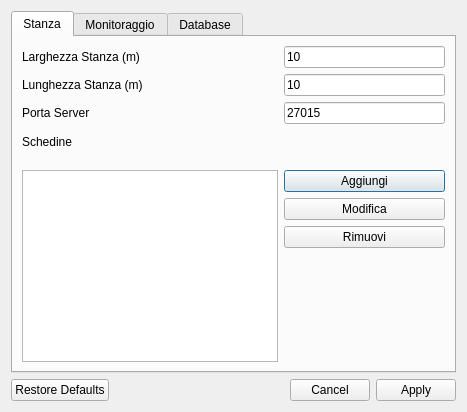
This is RoomMonitor/windows/settings.ui in PieroMacaluso/RoomMonitor as Qt 5 draws it before an edit. The edited form follows.
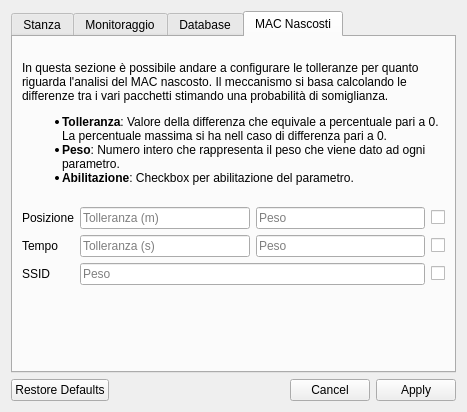
This is the edited form. The open tabs and pages were chosen to show the change.

Commit message: [APP] Impostazioni Randomiche e Refactoring - Inserimento nuova TAB nelle impostazioni per gestione tolleranze e pesi MAC randomico. (TODO validazione input) - Migliorato grafico per plot delle percentuali - Refactoring funzioni di ottenimento statistiche randomiche. Spostato tutto in MainWindow ed eliminate funzioni non più utilizzate

The edit to the form file:
```diff
--- a/RoomMonitor/windows/settings.ui
+++ b/RoomMonitor/windows/settings.ui
@@ -314,6 +314,122 @@
        </item>
       </layout>
      </widget>
+     <widget class="QWidget" name="tab_4">
+      <attribute name="title">
+       <string>MAC Nascosti</string>
+      </attribute>
+      <layout class="QVBoxLayout" name="verticalLayout_5">
+       <item>
+        <widget class="QLabel" name="label_4">
+         <property name="text">
+          <string>&lt;p&gt;In questa sezione è possibile andare a configurare le tolleranze per quanto riguarda l'analisi del MAC nascosto. Il meccanismo si basa calcolando le differenze tra i vari pacchetti stimando una probabilità di somiglianza.&lt;/p&gt;
+
+&lt;ul&gt;
+&lt;li&gt;&lt;b&gt;Tolleranza&lt;/b&gt;: Valore della differenza che equivale a percentuale pari a 0. La percentuale massima si ha nell caso di differenza pari a 0.&lt;/li&gt;
+&lt;li&gt;&lt;b&gt;Peso&lt;/b&gt;: Numero intero che rappresenta il peso che viene dato ad ogni parametro.&lt;/li&gt;
+&lt;li&gt;&lt;b&gt;Abilitazione&lt;/b&gt;: Checkbox per abilitazione del parametro.&lt;/li&gt;
+&lt;/ul&gt;</string>
+         </property>
+         <property name="wordWrap">
+          <bool>true</bool>
+         </property>
+        </widget>
+       </item>
+       <item>
+        <layout class="QFormLayout" name="formLayout_4">
+         <item row="0" column="1">
+          <layout class="QHBoxLayout" name="horizontalLayout">
+           <item>
+            <widget class="QLineEdit" name="posTolEdit">
+             <property name="placeholderText">
+              <string>Tolleranza (m)</string>
+             </property>
+            </widget>
+           </item>
+           <item>
+            <widget class="QLineEdit" name="posPesoEdit">
+             <property name="placeholderText">
+              <string>Peso</string>
+             </property>
+            </widget>
+           </item>
+           <item>
+            <widget class="QCheckBox" name="posCheck">
+             <property name="text">
+              <string/>
+             </property>
+            </widget>
+           </item>
+          </layout>
+         </item>
+         <item row="1" column="0">
+          <widget class="QLabel" name="label_3">
+           <property name="text">
+            <string>Tempo</string>
+           </property>
+          </widget>
+         </item>
+         <item row="1" column="1">
+          <layout class="QHBoxLayout" name="horizontalLayout_6">
+           <item>
+            <widget class="QLineEdit" name="timeTolEdit">
+             <property name="placeholderText">
+              <string>Tolleranza (s)</string>
+             </property>
+            </widget>
+           </item>
+           <item>
+            <widget class="QLineEdit" name="timePesoEdit">
+             <property name="placeholderText">
+              <string>Peso</string>
+             </property>
+            </widget>
+           </item>
+           <item>
+            <widget class="QCheckBox" name="timeCheck">
+             <property name="text">
+              <string/>
+             </property>
+            </widget>
+           </item>
+          </layout>
+         </item>
+         <item row="2" column="0">
+          <widget class="QLabel" name="label_5">
+           <property name="text">
+            <string>SSID</string>
+           </property>
+          </widget>
+         </item>
+         <item row="2" column="1">
+          <layout class="QHBoxLayout" name="horizontalLayout_7">
+           <item>
+            <widget class="QLineEdit" name="ssidPesoEdit">
+             <property name="placeholderText">
+              <string>Peso</string>
+             </property>
+            </widget>
+           </item>
+           <item>
+            <widget class="QCheckBox" name="ssidCheck">
+             <property name="text">
+              <string/>
+             </property>
+            </widget>
+           </item>
+          </layout>
+         </item>
+         <item row="0" column="0">
+          <widget class="QLabel" name="label_2">
+           <property name="text">
+            <string>Posizione</string>
+           </property>
+          </widget>
+         </item>
+        </layout>
+       </item>
+      </layout>
+     </widget>
     </widget>
    </item>
    <item>
```
The commit also changes 8 other files.
